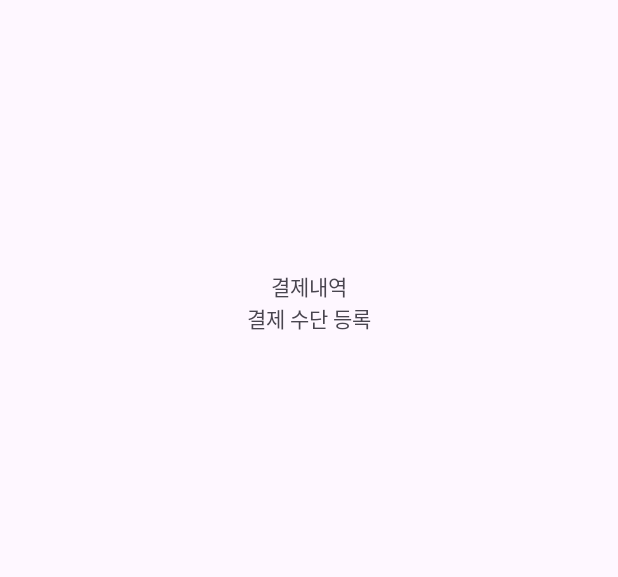
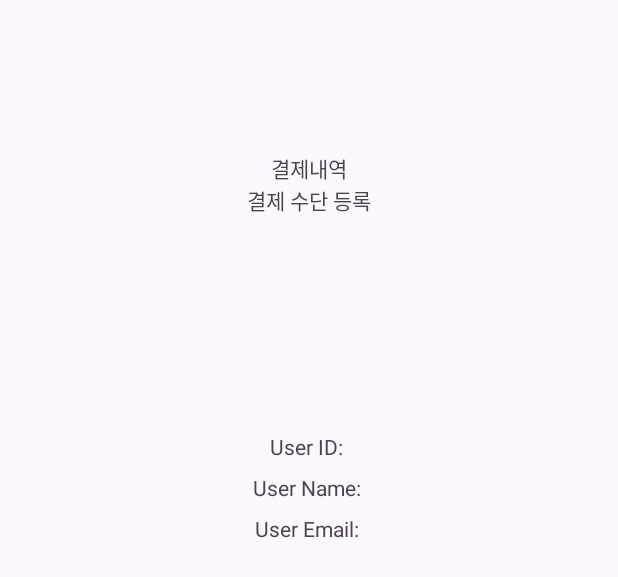
Before and after one commit to 99apollo/capdi2024_ver1, an Android app: the layout fragment_notifications.xml on its own in the app's theme, with its tools: preview values and no code run, on a phone screen of 412 x 824 dp. Shown: the top 577 px of the screen. Run offline under Robolectric (Android 15) with nearby library versions, the phone set to English and light mode, and no system bars.

Commit message:
구휘모 240522

```diff
--- a/app/src/main/res/layout/fragment_notifications.xml
+++ b/app/src/main/res/layout/fragment_notifications.xml
@@ -17,10 +17,13 @@
         android:textSize="20sp"
         app:layout_constraintBottom_toBottomOf="parent"
         app:layout_constraintEnd_toEndOf="parent"
+        app:layout_constraintHorizontal_bias="1.0"
         app:layout_constraintStart_toStartOf="parent"
-        app:layout_constraintTop_toTopOf="parent" />
+        app:layout_constraintTop_toTopOf="parent"
+        app:layout_constraintVertical_bias="0.3" />
 
     <androidx.constraintlayout.widget.ConstraintLayout
+        android:id="@+id/constraintLayout"
         android:layout_width="match_parent"
         android:layout_height="wrap_content"
         app:layout_constraintBottom_toTopOf="@+id/text_notifications"
@@ -38,12 +41,11 @@
             app:layout_constraintTop_toTopOf="parent">
 
             <TextView
+                android:id="@+id/item_buy_list"
                 android:layout_width="match_parent"
                 android:layout_height="wrap_content"
                 android:gravity="center"
-                android:text="결제내역"
-                android:id="@+id/item_buy_list"
-                />
+                android:text="결제내역" />
 
             <TextView
                 android:layout_width="match_parent"
@@ -51,10 +53,47 @@
                 android:gravity="center"
                 android:text="결제 수단 등록" />
 
-
         </LinearLayout>
 
     </androidx.constraintlayout.widget.ConstraintLayout>
 
+    <!-- 사용자 아이디와 이름을 표시할 텍스트뷰 추가 -->
+    <TextView
+        android:id="@+id/user_id_text_view"
+        android:layout_width="wrap_content"
+        android:layout_height="wrap_content"
+        android:layout_marginTop="16dp"
+        android:text="User ID: "
+        app:layout_constraintTop_toBottomOf="@+id/text_notifications"
+        app:layout_constraintStart_toStartOf="parent"
+        app:layout_constraintEnd_toEndOf="parent"/>
 
+    <TextView
+        android:id="@+id/user_name_text_view"
+        android:layout_width="wrap_content"
+        android:layout_height="wrap_content"
+        android:layout_marginTop="8dp"
+        android:text="User Name: "
+        app:layout_constraintTop_toBottomOf="@+id/user_id_text_view"
+        app:layout_constraintStart_toStartOf="parent"
+        app:layout_constraintEnd_toEndOf="parent"/>
+
+    <TextView
+        android:id="@+id/user_email_text_view"
+        android:layout_width="wrap_content"
+        android:layout_height="wrap_content"
+        android:layout_marginTop="8dp"
+        android:text="User Email: "
+        app:layout_constraintTop_toBottomOf="@+id/user_name_text_view"
+        app:layout_constraintStart_toStartOf="parent"
+        app:layout_constraintEnd_toEndOf="parent"/>
+
+    <androidx.recyclerview.widget.RecyclerView
+        android:id="@+id/recycler_view"
+        android:layout_width="0dp"
+        android:layout_height="0dp"
+        app:layout_constraintBottom_toBottomOf="parent"
+        app:layout_constraintEnd_toEndOf="parent"
+        app:layout_constraintStart_toStartOf="parent"
+        app:layout_constraintTop_toBottomOf="@+id/user_email_text_view" />
 </androidx.constraintlayout.widget.ConstraintLayout>
```
Also changed, not shown: app/src/main/java/com/example/capdi2024_ver1/LoginActivity.java (+31 -13 lines), app/src/main/java/com/example/capdi2024_ver1/Purchase.java (added, +35 -0 lines), app/src/main/java/com/example/capdi2024_ver1/PurchaseActivity.java (added, +44 -0 lines), app/src/main/java/com/example/capdi2024_ver1/PurchaseAdapter.java (added, +53 -0 lines), app/src/main/java/com/example/capdi2024_ver1/SharedViewModel.java (+29 -0 lines), app/src/main/java/com/example/capdi2024_ver1/User.java (+15 -1 lines), app/src/main/java/com/example/capdi2024_ver1/ui/notifications/NotificationsFragment.java (+31 -37 lines), app/src/main/res/layout/purchase_item.xml (added, +28 -0 lines).
